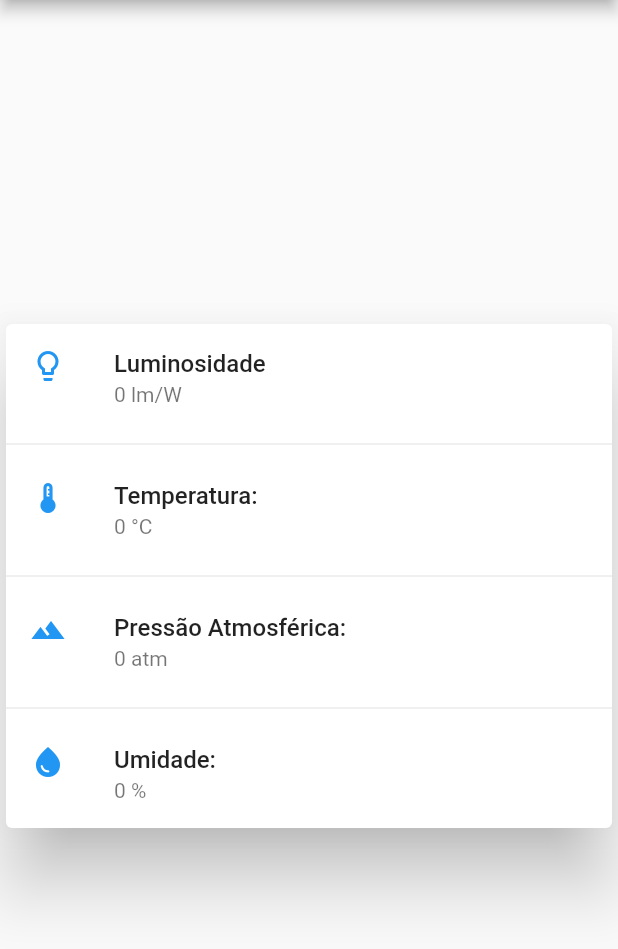
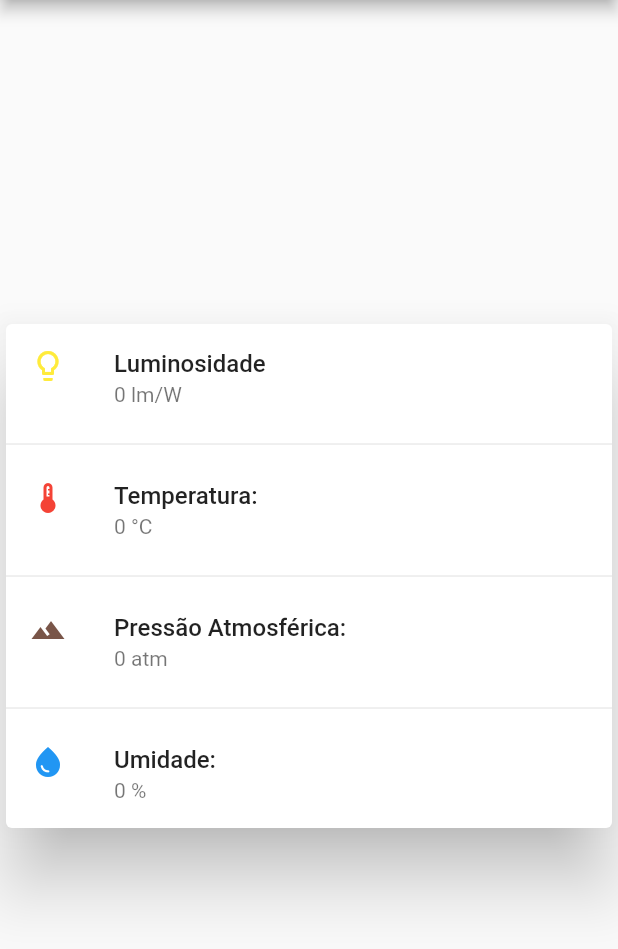
Before and after one commit to esther-araujo/MonitoramentoAmbiental, a Flutter app: the screen it shows after launch, on a phone screen of 412 x 824 dp, the part 84-1033 px from its top. Run offline on Flutter 3.47's test engine with Material 2 defaults, Android fonts, the phone set to English and light mode, and no system bars.

Commit message:
changing icon colors

```diff
--- a/lib/main.dart
+++ b/lib/main.dart
@@ -2,8 +2,6 @@
 // Use of this source code is governed by a BSD-style license that can be
 // found in the LICENSE file.
 import 'package:flutter/material.dart';
-import 'package:flutter/services.dart';
-import 'dart:convert';
 
 void main() => runApp(MyApp());
 
@@ -61,7 +59,7 @@ class _MyHomePageState extends State<MyHomePage> {
                       subtitle: Text('$luz lm/W'),
                       leading: Icon(
                         Icons.lightbulb_outline,
-                        color: Colors.blue[500],
+                        color: Colors.yellow,
                       ),
                     ),
                     const Divider(),
@@ -71,7 +69,7 @@ class _MyHomePageState extends State<MyHomePage> {
                       subtitle: Text('$temperatura °C'),
                       leading: Icon(
                         Icons.thermostat,
-                        color: Colors.blue[500],
+                        color: Colors.red,
                       ),
                     ),
                     const Divider(),
@@ -81,7 +79,7 @@ class _MyHomePageState extends State<MyHomePage> {
                       subtitle: Text('$pressao atm'),
                       leading: Icon(
                         Icons.landscape,
-                        color: Colors.blue[500],
+                        color: Colors.brown,
                       ),
                     ),
                     const Divider(),
```
